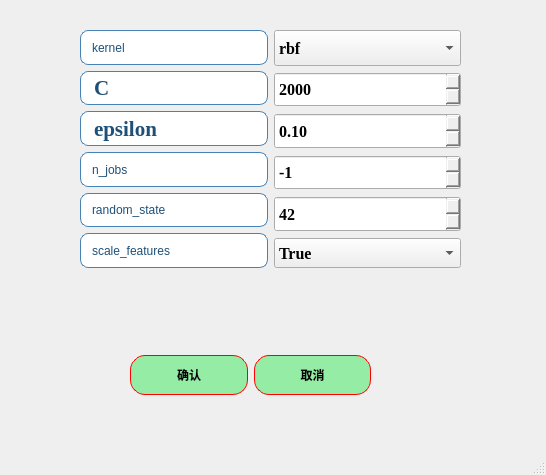
Qt form ui/algorithms3_SVM_para.ui (azhongege24/predict_first) before a commit.
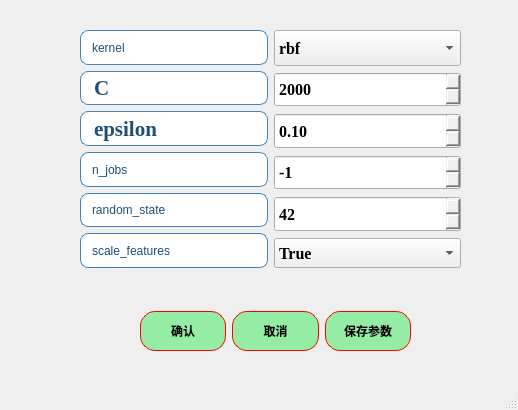
The same form after that commit.

Commit message: 添加了参数记忆功能，然后更新了版本，然后增加了输出结果滚动界面

```diff
--- a/ui/algorithms3_SVM_para.ui
+++ b/ui/algorithms3_SVM_para.ui
@@ -6,88 +6,14 @@
    <rect>
     <x>0</x>
     <y>0</y>
-    <width>546</width>
-    <height>475</height>
+    <width>518</width>
+    <height>410</height>
    </rect>
   </property>
   <property name="windowTitle">
    <string>支持向量机：参数设置</string>
   </property>
   <widget class="QWidget" name="centralwidget">
-   <widget class="QWidget" name="layoutWidget">
-    <property name="geometry">
-     <rect>
-      <x>130</x>
-      <y>350</y>
-      <width>241</width>
-      <height>51</height>
-     </rect>
-    </property>
-    <layout class="QHBoxLayout" name="horizontalLayout">
-     <item>
-      <widget class="QPushButton" name="pushButton">
-       <property name="minimumSize">
-        <size>
-         <width>0</width>
-         <height>40</height>
-        </size>
-       </property>
-       <property name="styleSheet">
-        <string notr="true">QPushButton{
-border:1px solid red;   /*边框的粗细，颜色*/
-border-radius:15px;    /*设置圆角半径 */
-padding:2px 4px;  /*QFrame边框与内部其它部件的距离*/
-background-color: rgb(149, 236, 165);	/*背景颜色*/
-color:rgb(0, 0, 0);		/*字体颜色*/
-	font: 18pt &quot;楷体&quot;;
-
-font:bold;
-}
-QPushButton:hover {
-    background-color: rgb(177, 244, 155);    /* 悬停时背景色 */
-}
-QPushButton:pressed {
-    background-color:rgb(99, 181, 255);     /* 点击时背景色 */
-}</string>
-       </property>
-       <property name="text">
-        <string>确认</string>
-       </property>
-      </widget>
-     </item>
-     <item>
-      <widget class="QPushButton" name="pushButton_2">
-       <property name="minimumSize">
-        <size>
-         <width>0</width>
-         <height>40</height>
-        </size>
-       </property>
-       <property name="styleSheet">
-        <string notr="true">QPushButton{
-border:1px solid red;   /*边框的粗细，颜色*/
-border-radius:15px;    /*设置圆角半径 */
-padding:2px 4px;  /*QFrame边框与内部其它部件的距离*/
-background-color: rgb(149, 236, 165);	/*背景颜色*/
-color:rgb(0, 0, 0);		/*字体颜色*/
-	font: 18pt &quot;楷体&quot;;
-
-font:bold;
-}
-QPushButton:hover {
-    background-color: rgb(177, 244, 155);    /* 悬停时背景色 */
-}
-QPushButton:pressed {
-    background-color:rgb(99, 181, 255);     /* 点击时背景色 */
-}</string>
-       </property>
-       <property name="text">
-        <string>取消</string>
-       </property>
-      </widget>
-     </item>
-    </layout>
-   </widget>
    <widget class="QWidget" name="layoutWidget">
     <property name="geometry">
      <rect>
@@ -575,6 +501,111 @@
      </item>
     </layout>
    </widget>
+   <widget class="QWidget" name="">
+    <property name="geometry">
+     <rect>
+      <x>140</x>
+      <y>310</y>
+      <width>271</width>
+      <height>42</height>
+     </rect>
+    </property>
+    <layout class="QHBoxLayout" name="horizontalLayout">
+     <item>
+      <widget class="QPushButton" name="pushButton">
+       <property name="minimumSize">
+        <size>
+         <width>0</width>
+         <height>40</height>
+        </size>
+       </property>
+       <property name="styleSheet">
+        <string notr="true">QPushButton{
+border:1px solid red;   /*边框的粗细，颜色*/
+border-radius:15px;    /*设置圆角半径 */
+padding:2px 4px;  /*QFrame边框与内部其它部件的距离*/
+background-color: rgb(149, 236, 165);	/*背景颜色*/
+color:rgb(0, 0, 0);		/*字体颜色*/
+	font: 18pt &quot;楷体&quot;;
+
+font:bold;
+}
+QPushButton:hover {
+    background-color: rgb(177, 244, 155);    /* 悬停时背景色 */
+}
+QPushButton:pressed {
+    background-color:rgb(99, 181, 255);     /* 点击时背景色 */
+}</string>
+       </property>
+       <property name="text">
+        <string>确认</string>
+       </property>
+      </widget>
+     </item>
+     <item>
+      <widget class="QPushButton" name="pushButton_2">
+       <property name="minimumSize">
+        <size>
+         <width>0</width>
+         <height>40</height>
+        </size>
+       </property>
+       <property name="styleSheet">
+        <string notr="true">QPushButton{
+border:1px solid red;   /*边框的粗细，颜色*/
+border-radius:15px;    /*设置圆角半径 */
+padding:2px 4px;  /*QFrame边框与内部其它部件的距离*/
+background-color: rgb(149, 236, 165);	/*背景颜色*/
+color:rgb(0, 0, 0);		/*字体颜色*/
+	font: 18pt &quot;楷体&quot;;
+
+font:bold;
+}
+QPushButton:hover {
+    background-color: rgb(177, 244, 155);    /* 悬停时背景色 */
+}
+QPushButton:pressed {
+    background-color:rgb(99, 181, 255);     /* 点击时背景色 */
+}</string>
+       </property>
+       <property name="text">
+        <string>取消</string>
+       </property>
+      </widget>
+     </item>
+     <item>
+      <widget class="QPushButton" name="pushButton_save_params">
+       <property name="minimumSize">
+        <size>
+         <width>0</width>
+         <height>40</height>
+        </size>
+       </property>
+       <property name="styleSheet">
+        <string notr="true">QPushButton{
+border:1px solid red;   /*边框的粗细，颜色*/
+border-radius:15px;    /*设置圆角半径 */
+padding:2px 4px;  /*QFrame边框与内部其它部件的距离*/
+background-color: rgb(149, 236, 165);	/*背景颜色*/
+color:rgb(0, 0, 0);		/*字体颜色*/
+	font: 18pt &quot;楷体&quot;;
+
+font:bold;
+}
+QPushButton:hover {
+    background-color: rgb(177, 244, 155);    /* 悬停时背景色 */
+}
+QPushButton:pressed {
+    background-color:rgb(99, 181, 255);     /* 点击时背景色 */
+}</string>
+       </property>
+       <property name="text">
+        <string>保存参数</string>
+       </property>
+      </widget>
+     </item>
+    </layout>
+   </widget>
   </widget>
   <widget class="QMenuBar" name="menubar">
    <property name="geometry">
```
Left out of the diff: 2 changed lines with no effect on the pictures. The commit also changes 47 other files.
